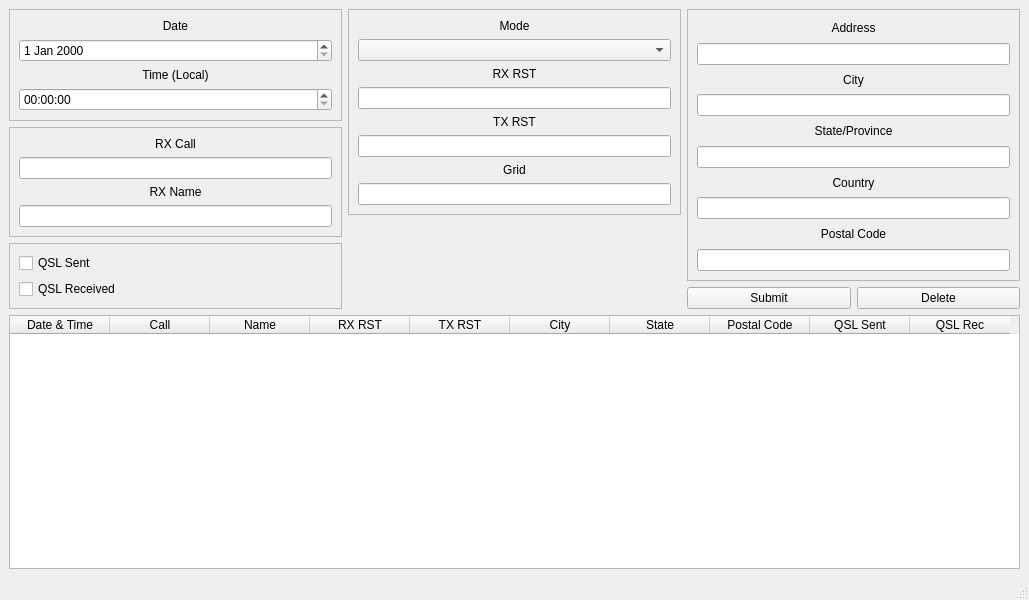
minorsecond/MiniHamLog, file ui/mainwindow.ui: the form before one commit.
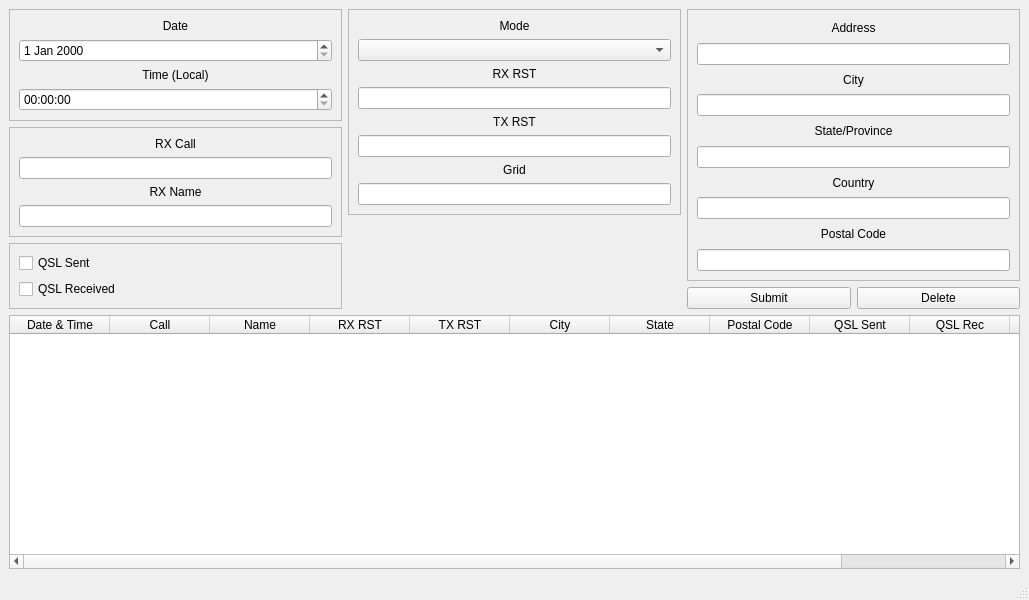
The form after the commit.

What changed in the file:
```diff
--- a/ui/mainwindow.ui
+++ b/ui/mainwindow.ui
@@ -365,6 +365,16 @@
           <string>QSL Rec</string>
          </property>
         </column>
+        <column>
+         <property name="text">
+          <string>id</string>
+         </property>
+        </column>
+        <column>
+         <property name="text">
+          <string>sort</string>
+         </property>
+        </column>
        </widget>
       </item>
      </layout>
```
Left out of the diff: 14 changed lines with no effect on the pictures.
